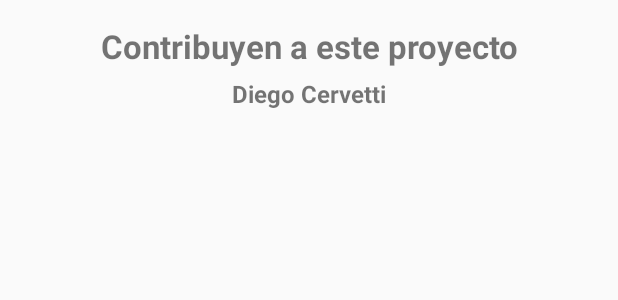
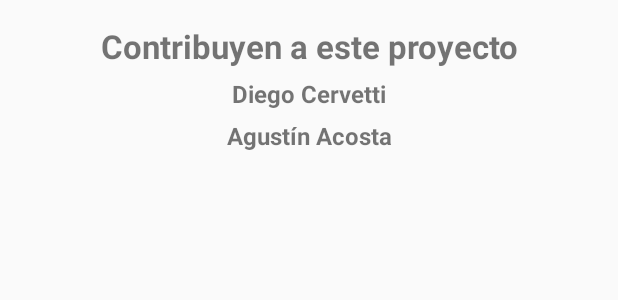
Before and after one commit to diegocervetti/Edu-T, an Android app: the layout layout_contributors.xml on its own in the app's theme, with its tools: preview values and no code run, on a phone screen of 412 x 824 dp. Shown: the top 300 px of the screen. Run offline under Robolectric (Android 15) with nearby library versions, the phone set to English and light mode, and no system bars.

Commit message:
Merge remote-tracking branch 'origin/master'

```diff
--- a/app/src/main/res/layout/layout_contributors.xml
+++ b/app/src/main/res/layout/layout_contributors.xml
@@ -21,4 +21,12 @@
         android:textAlignment="center"
         android:layout_marginTop="6dp"/>
 
+    <TextView
+        android:layout_width="match_parent"
+        android:layout_height="wrap_content"
+        android:text="@string/agustin"
+        android:textStyle="bold"
+        android:textSize="16sp"
+        android:textAlignment="center"
+        android:layout_marginTop="6dp"/>
 </LinearLayout>
--- a/app/src/main/res/values/strings.xml
+++ b/app/src/main/res/values/strings.xml
@@ -2,4 +2,5 @@
     <string name="app_name">Edu-T</string>
     <string name="contributors">Contribuyen a este proyecto</string>
     <string name="profe">Diego Cervetti</string>
+    <string name="agustin">Agustín Acosta</string>
 </resources>
```
